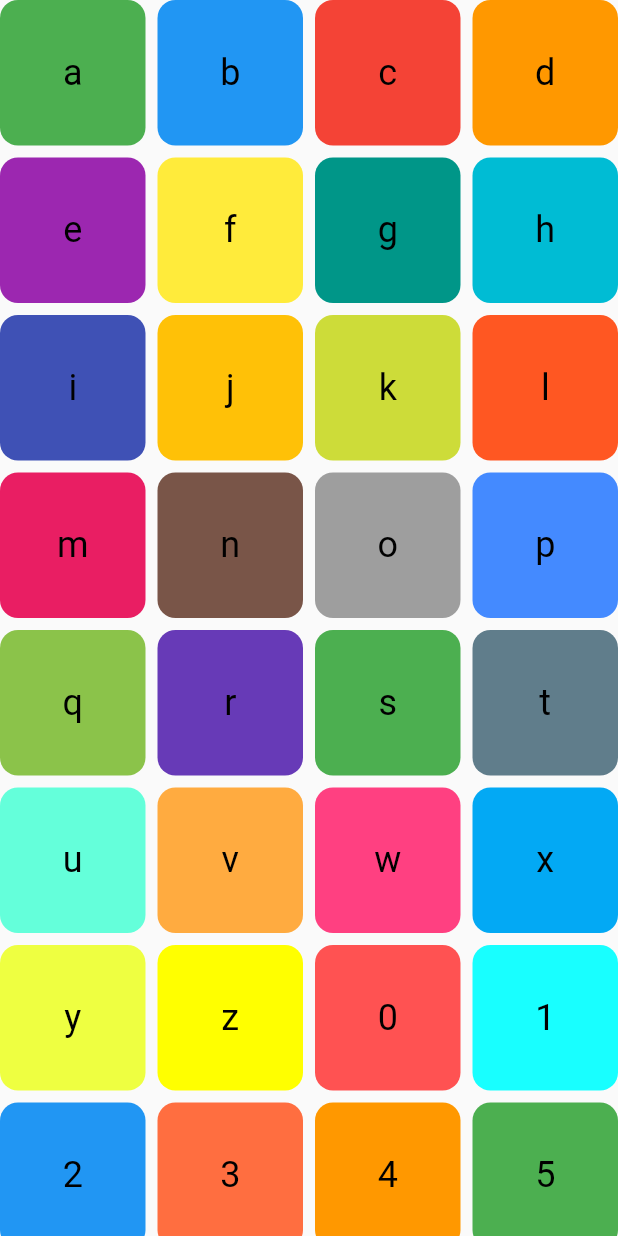
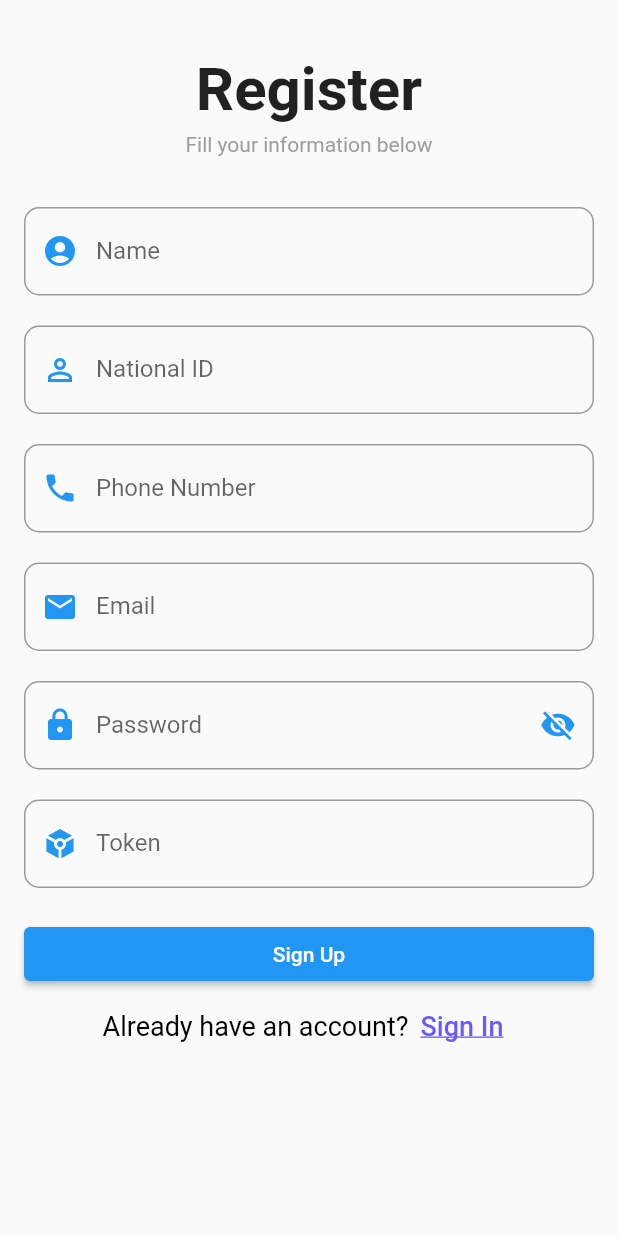
Before and after one commit to amira654/login-register, a Flutter app: the screen it shows after launch, on a phone screen of 412 x 824 dp. Run offline on Flutter 3.47's test engine with Material 2 defaults, Android fonts, the phone set to English and light mode, and no system bars.

Commit message:
login&register

```diff
--- a/lib/MyHomePage.dart
+++ /dev/null
@@ -1,74 +0,0 @@
-import 'package:flutter/material.dart';
-import 'package:nti_task/models/models.dart';
-
-class MyHomePage extends StatelessWidget {
-  MyHomePage({super.key});
-
-  final List<LetterModel> items = [
-    LetterModel(color: Colors.green, title: 'a'),
-    LetterModel(color: Colors.blue, title: 'b'),
-    LetterModel(color: Colors.red, title: 'c'),
-    LetterModel(color: Colors.orange, title: 'd'),
-    LetterModel(color: Colors.purple, title: 'e'),
-    LetterModel(color: Colors.yellow, title: 'f'),
-    LetterModel(color: Colors.teal, title: 'g'),
-    LetterModel(color: Colors.cyan, title: 'h'),
-    LetterModel(color: Colors.indigo, title: 'i'),
-    LetterModel(color: Colors.amber, title: 'j'),
-    LetterModel(color: Colors.lime, title: 'k'),
-    LetterModel(color: Colors.deepOrange, title: 'l'),
-    LetterModel(color: Colors.pink, title: 'm'),
-    LetterModel(color: Colors.brown, title: 'n'),
-    LetterModel(color: Colors.grey, title: 'o'),
-    LetterModel(color: Colors.blueAccent, title: 'p'),
-    LetterModel(color: Colors.lightGreen, title: 'q'),
-    LetterModel(color: Colors.deepPurple, title: 'r'),
-    LetterModel(color: Colors.green, title: 's'),
-    LetterModel(color: Colors.blueGrey, title: 't'),
-    LetterModel(color: Colors.tealAccent, title: 'u'),
-    LetterModel(color: Colors.orangeAccent, title: 'v'),
-    LetterModel(color: Colors.pinkAccent, title: 'w'),
-    LetterModel(color: Colors.lightBlue, title: 'x'),
-    LetterModel(color: Colors.limeAccent, title: 'y'),
-    LetterModel(color: Colors.yellowAccent, title: 'z'),
-    LetterModel(color: Colors.redAccent, title: '0'),
-    LetterModel(color: Colors.cyanAccent, title: '1'),
-    LetterModel(color: Colors.blue, title: '2'),
-    LetterModel(color: Colors.deepOrangeAccent, title: '3'),
-    LetterModel(color: Colors.orange, title: '4'),
-    LetterModel(color: Colors.green, title: '5'),
-  ];
-
-  @override
-  Widget build(BuildContext context) {
-    return Scaffold(
-      body: SafeArea(
-        child: GridView.builder(
-          gridDelegate: const SliverGridDelegateWithFixedCrossAxisCount(
-            crossAxisCount: 4,
-            mainAxisSpacing: 8,
-            crossAxisSpacing: 8,
-          ),
-          itemCount: items.length,
-          itemBuilder: (context, index) {
-            return Container(
-              decoration: BoxDecoration(
-                color: items[index].color,
-                borderRadius: BorderRadius.circular(12),
-              ),
-              child: Center(
-                child: Text(
-                  items[index].title,
-                  style: const TextStyle(
-                    fontSize: 24.0,
-                    color: Colors.black,
-                  ),
-                ),
-              ),
-            );
-          },
-        ),
-      ),
-    );
-  }
-}
--- /dev/null
+++ b/lib/cores/style/color_app.dart
@@ -0,0 +1,5 @@
+import 'package:flutter/material.dart';
+
+class colorApp {
+  static const Color appBarColor=Colors.white;
+}
--- /dev/null
+++ b/lib/cores/style/sign_up_in_string.dart
@@ -0,0 +1,31 @@
+class SignupInStrings {
+  static const String nameLabel = "Name";
+  static const String nameHint = "Enter your name";
+
+  static const String nationalIdLabel = "National ID";
+  static const String nationalIdHint = "Enter your ID";
+
+  static const String phoneLabel = "Phone Number";
+  static const String phoneHint = "Enter your phone";
+
+  static const String emailLabel = "Email";
+  static const String emailHint = "example@gmail.com";
+
+  static const String passwordLabel = "Password";
+  static const String passwordHint = "Enter a password";
+
+  static const String tokenLabel = "Token";
+  static const String tokenHint = "Enter a token";
+
+  static const String regTitle = "Register";
+  static const logTitle = "Login";
+
+  static const String createAccountText = "Fill your information below";
+
+  static const String signUpButtonText = "Sign Up";
+  static const String signINButtonText = "Sign In";
+
+  static const welcomeBack = "Hi! Welcome back,you'v been missed";
+  static const logInToAccount = "Already have an account?";
+  static const regToAccount = "Don't have an account?";
+}
--- /dev/null
+++ b/lib/cores/style/size_app.dart
@@ -0,0 +1,6 @@
+
+
+class SizeApp {
+  static const double s20=20;
+  static const double s40=40;
+}
--- /dev/null
+++ b/lib/cores/style/text_style.dart
@@ -0,0 +1,16 @@
+import 'dart:ui';
+
+import 'package:flutter/material.dart';
+import 'package:nti_task/cores/style/size_app.dart';
+import 'package:nti_task/cores/style/color_app.dart';
+
+TextStyle appBarStyle() {
+  return const TextStyle(
+    color: colorApp.appBarColor,
+    fontSize: SizeApp.s20,
+  );
+}
+
+TextStyle bodyStyle() {
+  return const TextStyle(fontSize: SizeApp.s40, fontWeight: FontWeight.bold);
+}
--- /dev/null
+++ b/lib/cores/widgets/border_textfield.dart
@@ -0,0 +1,11 @@
+import 'package:flutter/material.dart';
+
+
+
+
+InputBorder border({required Color color,required double radius }){
+  return OutlineInputBorder(
+    borderSide: BorderSide(color:color),
+    borderRadius: BorderRadius.circular(radius),
+  );
+}
--- /dev/null
+++ b/lib/cores/widgets/custom_textField.dart
@@ -0,0 +1,40 @@
+import 'package:flutter/material.dart';
+
+import 'border_textfield.dart';
+
+class CustomTextField extends StatelessWidget {
+  CustomTextField(
+      {super.key,
+      required this.label,
+      required this.hint,
+      required this.prefix,
+      this.controller,
+      this.validator,
+      this.suffix,  this.keyboard});
+  final TextEditingController? controller;
+  final String label;
+  final String hint;
+  final IconData prefix;
+  final IconButton? suffix;
+  String? Function(String?)? validator;
+  TextInputType?  keyboard;
+  @override
+  Widget build(BuildContext context) {
+    return TextFormField(
+      autovalidateMode: AutovalidateMode.onUserInteraction,
+      validator: validator,
+      controller: controller,
+      keyboardType: keyboard,
+      decoration: InputDecoration(
+          label: Text(label),
+          hintText: hint,
+          prefixIcon: Icon(prefix),
+          suffixIcon: suffix,
+          border: border(radius: 10, color: Colors.blue),
+          // enabledBorder: border(color: Colors.red, radius: 20),
+          focusedBorder: border(color: Colors.blue, radius: 15),
+          prefixIconColor: Colors.blue,
+          suffixIconColor: Colors.blue),
+    );
+  }
+}
--- /dev/null
+++ b/lib/features/home/views/screens/register_screen.dart
@@ -0,0 +1,233 @@
+import 'package:flutter/material.dart';
+
+import '../../../../cores/style/sign_up_in_string.dart';
+import '../../../../cores/style/text_style.dart';
+import '../../../../cores/widgets/custom_textField.dart';
+import '../widgets/appBar.dart';
+import 'login_screen.dart';
+
+class RegisterScreen extends StatefulWidget {
+  @override
+  State<RegisterScreen> createState() => _RegisterScreenState();
+}
+
+class _RegisterScreenState extends State<RegisterScreen> {
+  final TextEditingController emailController = TextEditingController();
+  final TextEditingController passwordController = TextEditingController();
+  bool visible=false;
+  final formKey = GlobalKey<FormState>();
+@override
+  void initState() {
+    super.initState();
+    emailController.addListener(() {
+      setState(() {
+
+      });
+    });
+    passwordController.addListener(() {
+      setState(() {
+
+      });
+    });
+  }
+  @override
+  void dispose() {
+    super.dispose();
+    emailController.dispose();
+    passwordController.dispose();
+  }
+  @override
+  Widget build(BuildContext context) {
+    return Scaffold(
+      body: Padding(
+        padding:  EdgeInsets.all(16.0),
+        child: Form(
+          key: formKey,
+          child: ListView(
+            children: [
+               Padding(
+                padding: const EdgeInsets.only(
+                  top: 20.0,
+                  left: 24.0,
+                  bottom: 24.0,
+                  right: 24.0,
+                ),
+                child: Column(
+                  children: [
+                    Text(
+                      SignupInStrings.regTitle,
+                      style:  bodyStyle(),
+                    ),
+                    const SizedBox(
+                      height: 5,
+                    ),
+                    const Text(
+                      SignupInStrings.createAccountText ,
+                      style: TextStyle(
+                          fontWeight: FontWeight.w400, color: Colors.grey),
+                    ),
+
+                    const SizedBox(
+                      height: 10,
+                    ),
+                  ],
+                ),
+              ),
+              CustomTextField(
+                validator: (value) {
+                  if (value!.isEmpty) {
+                    return "please enter a value";
+                  }
+                  if (value.length < 3) {
+                    return "Name must be at least 3 characters long";
+                  }
+
+                  return null;
+                },
+                label: SignupInStrings.nameLabel,
+                hint: SignupInStrings.nameHint,
+                prefix: Icons.account_circle,
+              ),
+              const SizedBox(height: 20),
+              CustomTextField(
+                validator: (value) {
+                  if (value!.isEmpty) {
+                    return "please enter a value";
+                  }
+                  if (value.length != 14) {
+                    return "National ID must be 14 digits";
+                  }
+
+                  return null;
+                },
+                keyboard:TextInputType.number,
+                label: SignupInStrings.nationalIdLabel,
+                hint: SignupInStrings.nationalIdHint,
+                prefix: Icons.perm_identity_outlined,
+              ),
+              const SizedBox(height: 20),
+              CustomTextField(
+                validator: (value) {
+                  if (value!.isEmpty) {
+                    return "please enter a value";
+                  }
+                  if (value.length != 11) {
+                    return "Phone number must be 11 digits";
+                  }
+
+                  return null;
+                },
+                keyboard:TextInputType.phone,
+                label: SignupInStrings.phoneLabel,
+                hint: SignupInStrings.phoneHint,
+                prefix: Icons.phone,
+              ),
+              const SizedBox(height: 20),
+              CustomTextField(
+                validator: (value) {
+                  if (value!.isEmpty) {
+                    return "please enter a value";
+                  }
+                  if (!RegExp(r'\S+@\S+\.\S+').hasMatch(value)) {
+                    return "Enter a valid email";
+                  }
+                  return null;
+                },
+                keyboard:TextInputType.emailAddress,
+
+                label: SignupInStrings.emailLabel,
+                hint: SignupInStrings.emailHint,
+                prefix: Icons.email,
+                controller: emailController,
+              ),
+              const SizedBox(height: 20),
+              CustomTextField(
+                validator: (value) {
+                  if (value!.isEmpty) {
+                    return "please enter a value";
+                  }
+                  if (value.length < 8) {
+                    return "Password must be at least 8 characters long";
+                  }
+                  return null;
+                },
+                keyboard:TextInputType.visiblePassword,
+
+                label: SignupInStrings.passwordLabel,
+                hint: SignupInStrings.passwordHint,
+                prefix: Icons.lock,
+                suffix: IconButton(
+                    onPressed: () {
+                      visible = !visible;
+                      setState(() {});
+                    },
+                    icon: visible == true
+                        ? const Icon(
+                      Icons.remove_red_eye,
+                    )
+                        : const Icon(
+                      Icons.visibility_off,
+                    )),
+                controller: passwordController,
+              ),
+              const SizedBox(height: 20),
+              CustomTextField(
+                validator: (value) {
+                  if (value!.isEmpty) {
+                    return "please enter a value";
+                  }
+                  if (value.length < 5) {
+                    return "Token must be at least 5 characters long";
+                  }
+                  return null;
+                },
+                label: SignupInStrings.tokenLabel,
+                hint: SignupInStrings.tokenHint,
+                prefix: Icons.token,
+              ),
+              const SizedBox(height: 20),
+              ElevatedButton(
+                onPressed: () {
+                  if (formKey.currentState!.validate()) {
+                    ScaffoldMessenger.of(context).showSnackBar(
+                      SnackBar(content: Text('Registering...')),
+                    );
+                  }
+                },
+                child: Text(SignupInStrings.signUpButtonText),
+
+              ),
+
+              Row(
+                mainAxisAlignment: MainAxisAlignment.center,
+                children: [
+                  const Text(
+                    SignupInStrings.logInToAccount,
+                    style: TextStyle(color: Colors.black, fontSize: 18),
+                  ),
+                  TextButton(
+                    onPressed: () {
+                      Navigator.push(
+                        context,
+                        MaterialPageRoute(
+                          builder: (context) => LoginScreen(),
+                        ),
+                      );
+                    },
+                    child: const Text(
+                      SignupInStrings.signINButtonText,
+                      style: TextStyle(
+                          color: Color(0xff6759FF),
+                          fontSize: 18,
+                          decoration: TextDecoration.underline),
+                    ),
+                  )
+                ],
+              ),
+            ],
+          ),
+        ),
+      ),
+    );
+  }
+}
--- a/lib/main.dart
+++ b/lib/main.dart
@@ -1,19 +1,7 @@
 import 'package:flutter/material.dart';
 
-import 'MyHomePage.dart';
+import 'my_app.dart';
 
 void main() {
   runApp(const MyApp());
 }
-
-class MyApp extends StatelessWidget {
-  const MyApp({super.key});
-
-  @override
-  Widget build(BuildContext context) {
-    return  MaterialApp(
-      debugShowCheckedModeBanner: false,
-      home: MyHomePage(),
-    );
-  }
-}
--- a/lib/models/models.dart
+++ /dev/null
@@ -1,9 +0,0 @@
-import 'package:flutter/material.dart';
-
-class LetterModel{
-  final Color color;
-  final String title;
-
-  LetterModel({required this.color,required this.title});
-
-}
--- /dev/null
+++ b/lib/my_app.dart
@@ -0,0 +1,16 @@
+import 'package:flutter/material.dart';
+
+import 'features/home/views/screens/login_screen.dart';
+import 'features/home/views/screens/register_screen.dart';
+
+class MyApp extends StatelessWidget {
+  const MyApp({super.key});
+
+  @override
+  Widget build(BuildContext context) {
+    return  MaterialApp(
+      debugShowCheckedModeBanner: false,
+      home: RegisterScreen(),
+    );
+  }
+}
```
Also changed, not shown: lib/features/home/views/screens/login_screen.dart (added, +152 -0 lines), lib/features/home/views/widgets/appBar.dart (added, +16 -0 lines).
